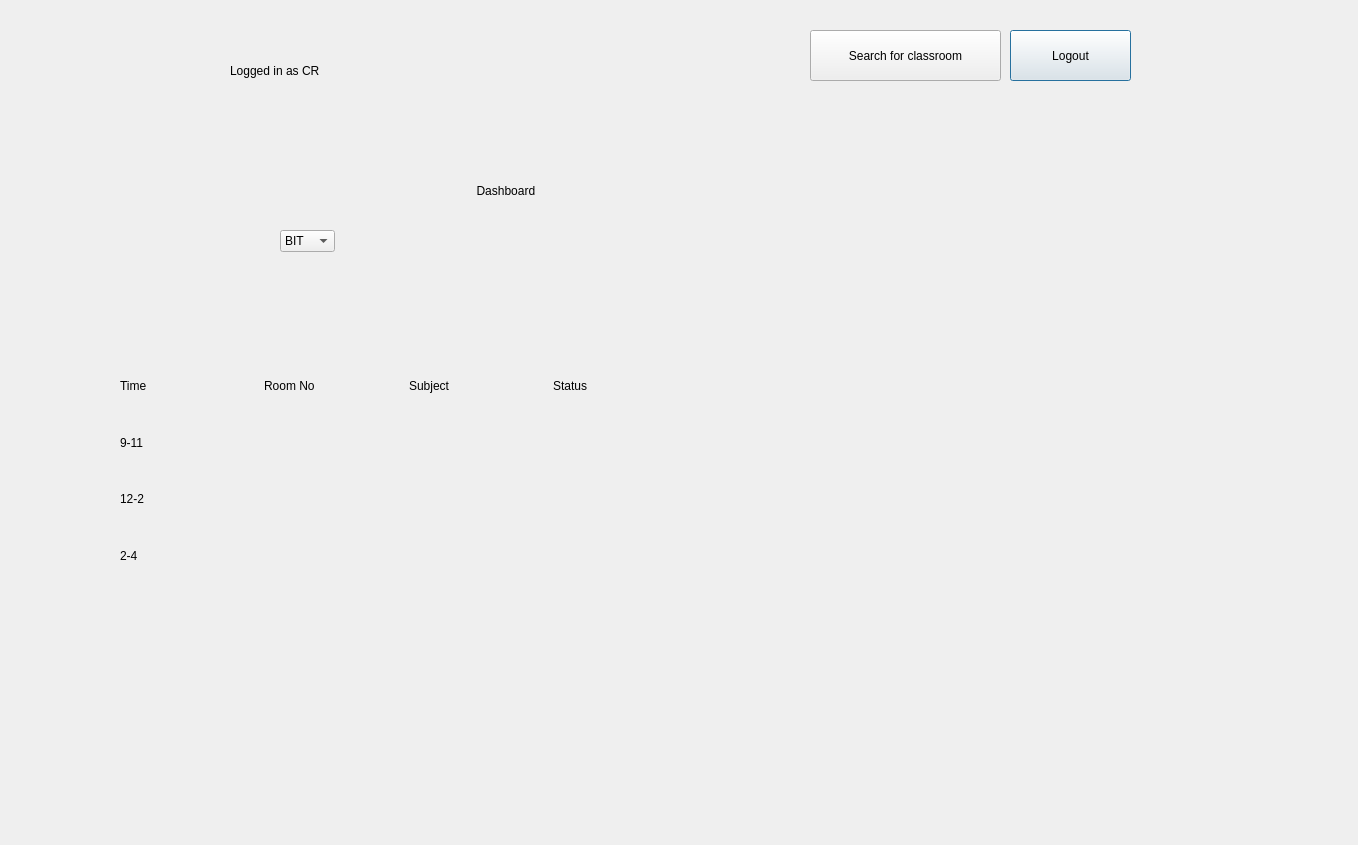
First picture: the form in crdash.ui, repository prazzx/Kakshya, before the edit.
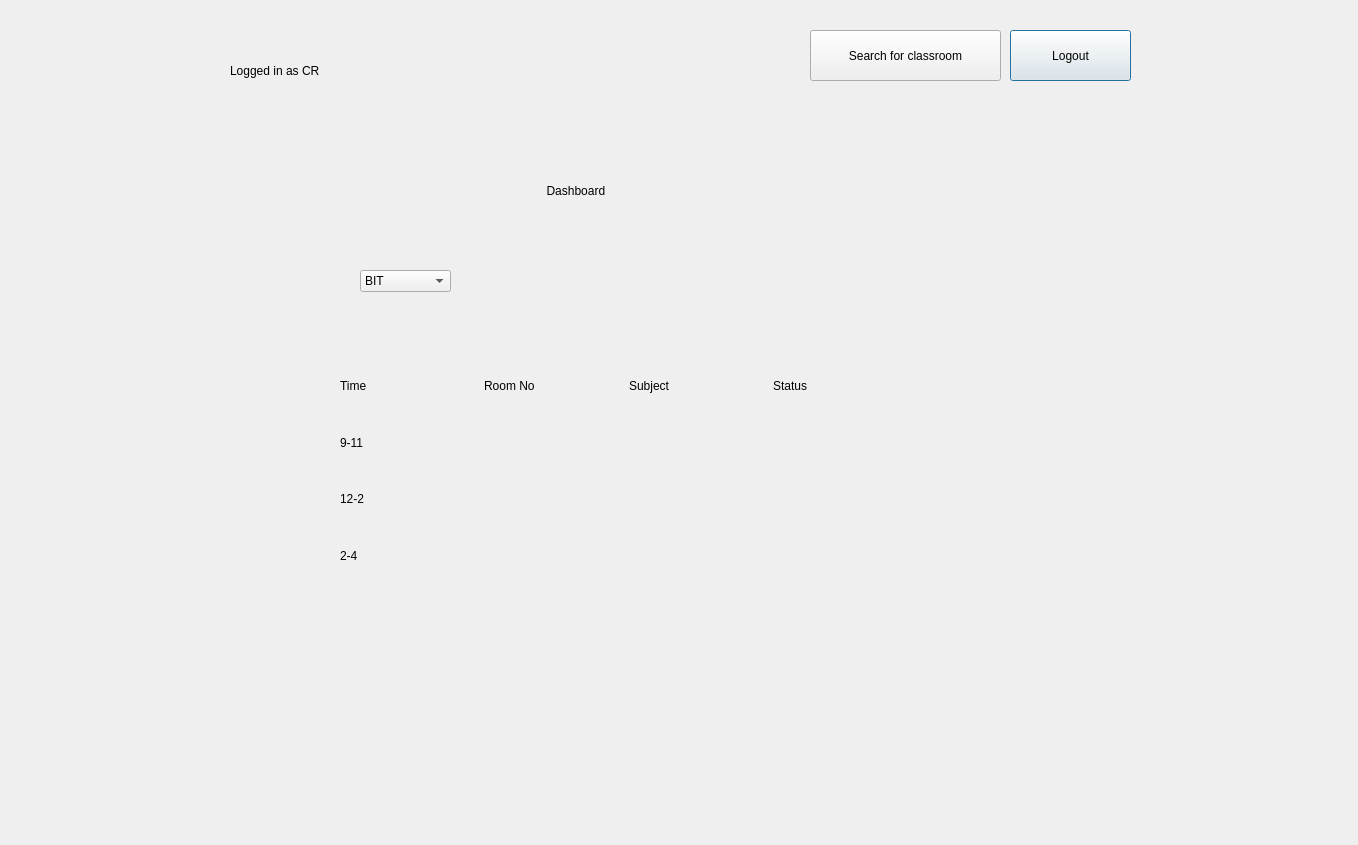
Second picture: the form after the edit.

Patch:
```diff
--- a/crdash.ui
+++ b/crdash.ui
@@ -68,7 +68,7 @@
   <widget class="QLabel" name="label">
    <property name="geometry">
     <rect>
-     <x>380</x>
+     <x>450</x>
      <y>160</y>
      <width>321</width>
      <height>61</height>
@@ -94,9 +94,9 @@
   <widget class="QComboBox" name="comboBoxSelect">
    <property name="geometry">
     <rect>
-     <x>280</x>
-     <y>230</y>
-     <width>55</width>
+     <x>360</x>
+     <y>270</y>
+     <width>91</width>
      <height>22</height>
     </rect>
    </property>
@@ -119,7 +119,7 @@
   <widget class="QWidget" name="gridLayoutWidget">
    <property name="geometry">
     <rect>
-     <x>120</x>
+     <x>340</x>
      <y>360</y>
      <width>571</width>
      <height>221</height>
```
